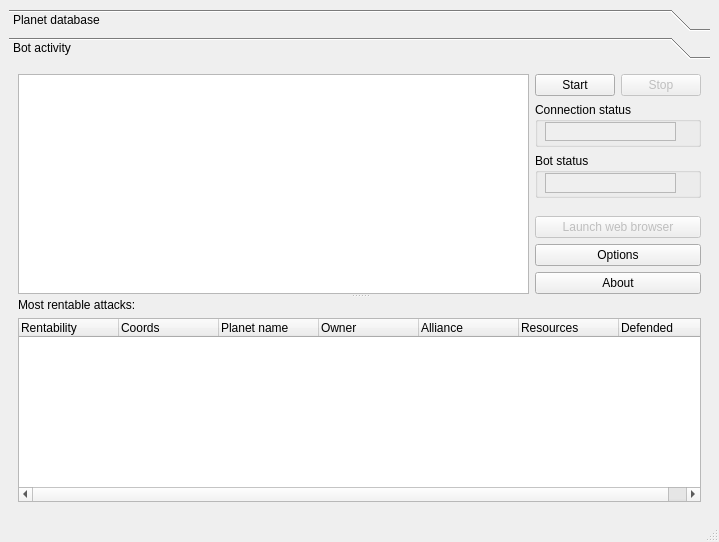
First picture: the form in ogbot/src/ui/MainWindow.ui, repository kovan/kovans-ogbot, before the edit.
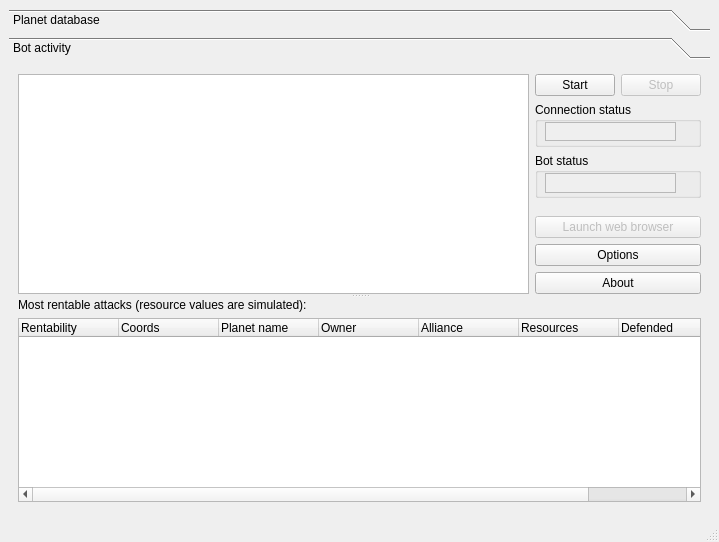
Second picture: the form after the edit. Icons and pictures are not drawn.

```diff
--- a/ogbot/src/ui/MainWindow.ui
+++ b/ogbot/src/ui/MainWindow.ui
@@ -603,7 +603,7 @@
             <item>
              <widget class="QLabel" name="label_4" >
               <property name="text" >
-               <string>Most rentable attacks:</string>
+               <string>Most rentable attacks (resource values are simulated):</string>
               </property>
              </widget>
             </item>
@@ -647,6 +647,11 @@
                 <string>Defended</string>
                </property>
               </column>
+              <column>
+               <property name="text" >
+                <string>Mine levels</string>
+               </property>
+              </column>
              </widget>
             </item>
            </layout>
```
Left out of the diff: 4 changed lines with no effect on the pictures.
